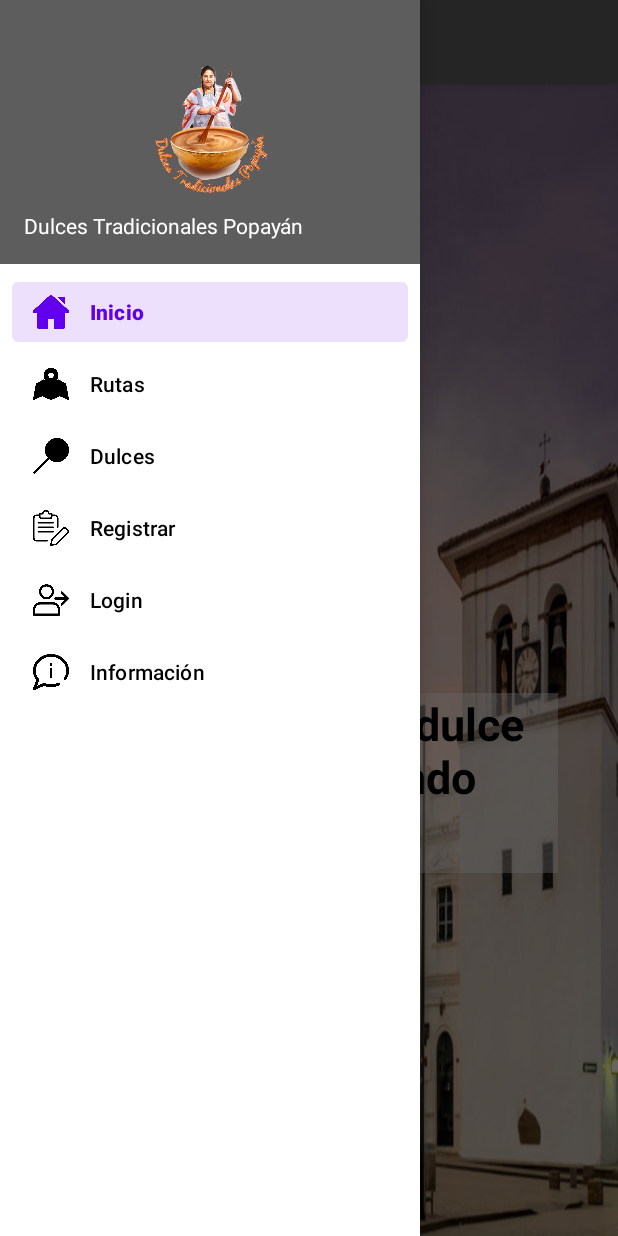
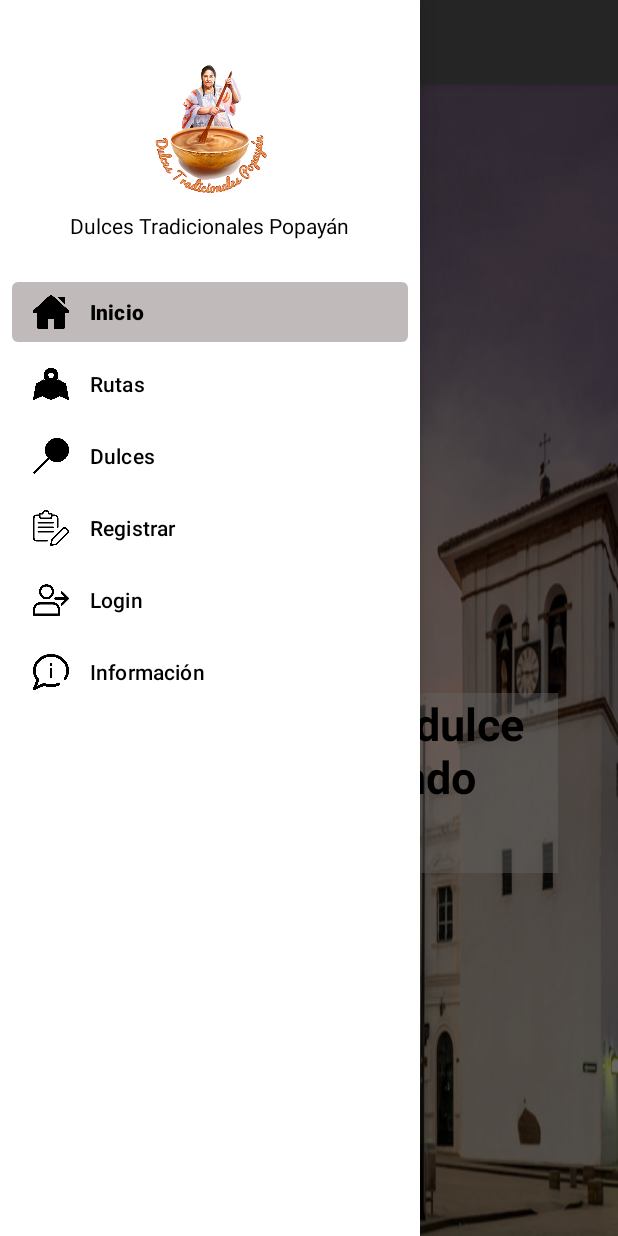
Before and after one commit to dsrestrepo/DulcesPopayanJava, an Android app: the screen it shows after launch (MainActivity), with the side drawer open, on a phone screen of 412 x 824 dp. Run offline under Robolectric (Android 15) with nearby library versions, the phone set to English and light mode, and no system bars; our stand-ins replace Firebase (no records; nobody signed in at launch, a user with empty details on screens opened directly), navigation-ui.

Commit message:
maps in firebase, and some ui changes

```diff
--- a/app/src/main/java/edu/unicauca/appsmoviles/dulces_popayan_java2/MapsActivity.java
+++ b/app/src/main/java/edu/unicauca/appsmoviles/dulces_popayan_java2/MapsActivity.java
@@ -127,7 +127,7 @@ public class MapsActivity extends FragmentActivity implements OnMapReadyCallback
     private void mostrar_ruta(GoogleMap googleMap, ArrayList<Punto> list) {
 
         //location
-        //miUbicacion();
+        miUbicacion();
 
         //popayan - parque caldas
         LatLng popayan = new LatLng(2.441941, -76.606308);
--- /dev/null
+++ b/app/src/main/res/color/drawer_item.xml
@@ -0,0 +1,5 @@
+<?xml version="1.0" encoding="utf-8"?>
+<selector xmlns:android="http://schemas.android.com/apk/res/android">
+    <item android:color="#605C4848" android:state_checked="true" />
+    <item android:color="@color/white" />
+</selector>
--- /dev/null
+++ b/app/src/main/res/color/itemcoplor.xml
@@ -0,0 +1,5 @@
+<?xml version="1.0" encoding="utf-8"?>
+<selector xmlns:android="http://schemas.android.com/apk/res/android">
+    <item android:color="@color/black" android:state_checked="true" />
+    <item android:color="@color/black" />
+</selector>
--- a/app/src/main/res/layout/activity_main.xml
+++ b/app/src/main/res/layout/activity_main.xml
@@ -19,6 +19,12 @@
         android:layout_height="match_parent"
         android:layout_gravity="start"
         android:fitsSystemWindows="true"
+
+        app:itemIconTint="@color/itemcoplor"
+        app:itemTextColor="@color/itemcoplor"
+
+        app:itemShapeFillColor="@color/drawer_item"
+
         app:headerLayout="@layout/nav_header_main"
         app:menu="@menu/activity_main_drawer" />
 
--- a/app/src/main/res/layout/nav_header_main.xml
+++ b/app/src/main/res/layout/nav_header_main.xml
@@ -3,7 +3,7 @@
     xmlns:app="http://schemas.android.com/apk/res-auto"
     android:layout_width="match_parent"
     android:layout_height="@dimen/nav_header_height"
-    android:background="#5D5D5D"
+    android:background="#FFFFFF"
     android:gravity="bottom"
     android:orientation="vertical"
     android:paddingLeft="@dimen/activity_horizontal_margin"
@@ -15,17 +15,20 @@
 
     <ImageView
         android:id="@+id/imageView"
-        android:layout_width="match_parent"
+        android:layout_width="wrap_content"
         android:layout_height="102dp"
         android:contentDescription="@string/nav_header_desc"
         android:paddingTop="@dimen/nav_header_vertical_spacing"
+        android:layout_gravity="center_horizontal"
         app:srcCompat="@drawable/dulcespopa"/>
 
     <TextView
-        android:layout_width="match_parent"
+        android:layout_width="wrap_content"
         android:layout_height="wrap_content"
+        android:layout_gravity="center_horizontal"
         android:paddingTop="@dimen/nav_header_vertical_spacing"
         android:text="@string/nav_header_title"
-        android:textAppearance="@style/TextAppearance.AppCompat.Body1" />
+        android:textAppearance="@style/TextAppearance.AppCompat.Body1"
+        android:textColor="@color/black"/>
 
 </LinearLayout>
--- a/app/src/main/res/menu/activity_main_drawer.xml
+++ b/app/src/main/res/menu/activity_main_drawer.xml
@@ -5,6 +5,7 @@
 
     <group android:checkableBehavior="single">
         <item
+            android:color="#5C4848" android:state_checked="true"
             android:id="@+id/nav_home"
             android:icon="@drawable/home"
             android:title="@string/menu_home" />
```
